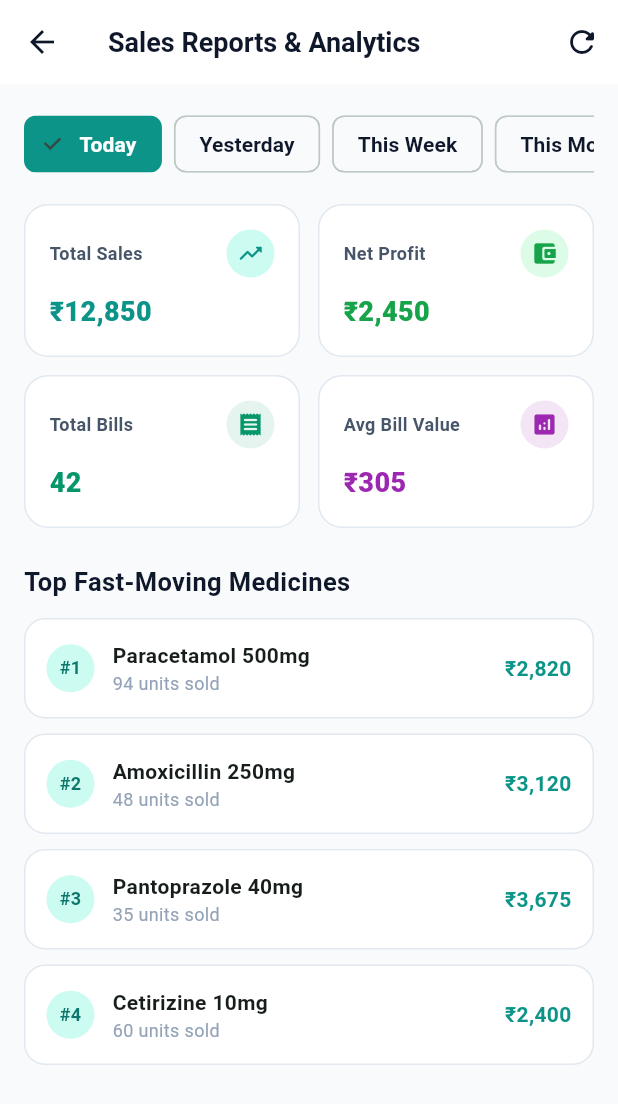
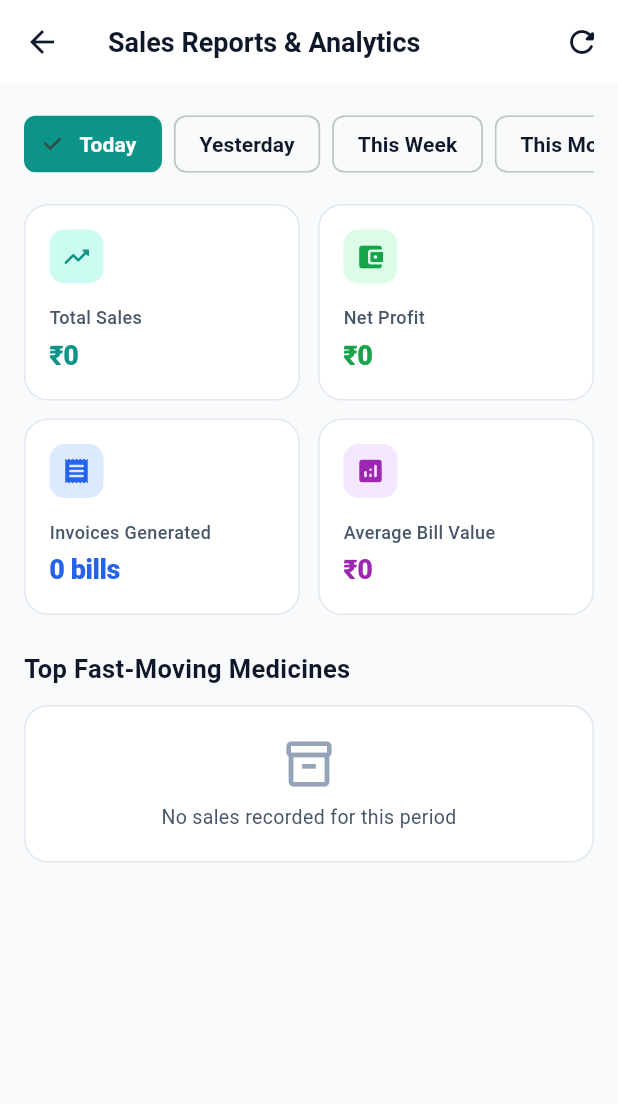
Before and after one commit to aarshasoftwarelabs-ai/pharmacy-connect, a Flutter app: the ReportsScreen screen opened directly, after a tap on the "refresh" icon, on a phone screen of 412 x 824 dp. Shown: the top 1104 px of the screen. Run offline on Flutter 3.47's test engine with Material 3 defaults, Android fonts, the phone set to English and light mode, and no system bars; our stand-ins replace image_picker, pdf, printing, shared_preferences; missing offline and left inert: esc_pos_utils_plus, google_mlkit_text_recognition, mobile_scanner, print_bluetooth_thermal; accounts and stored records are empty; network calls fail.

Commit message:
feat(mobile): remove sponsored deals banner and purge fake customer/report dummy data

```diff
--- a/pharmacy_mobile/lib/screens/reports/reports_screen.dart
+++ b/pharmacy_mobile/lib/screens/reports/reports_screen.dart
@@ -6,6 +6,7 @@ import '../../core/api/api_service.dart';
 import '../../core/constants/app_colors.dart';
 import '../../models/report_model.dart';
 import '../../providers/auth_provider.dart';
+import '../../providers/billing_provider.dart';
 
 class ReportsScreen extends StatefulWidget {
   const ReportsScreen({super.key});
@@ -33,32 +34,63 @@ class _ReportsScreenState extends State<ReportsScreen> {
     try {
       final res = await ApiService.get('${ApiEndpoints.salesReport(pharmacyId)}?range=$_range');
       if (res.success && res.data != null) {
+        if (mounted) {
           setState(() {
             _report = SalesReportModel.fromJson(res.data as Map<String, dynamic>);
             _isLoading = false;
           });
+        }
         return;
       }
     } catch (_) {}
 
-    // Fallback data for demo & offline
+    // Fallback: Compute 100% REAL live statistics from local POS bills (No fake/dummy data)
+    if (!mounted) return;
+    final billing = context.read<BillingProvider>();
+    final bills = billing.recentBills;
+    final now = DateTime.now();
+
+    final filtered = bills.where((b) {
+      final dateStr = b['created_at'] ?? b['date'];
+      if (dateStr == null) return true;
+      final dt = DateTime.tryParse(dateStr.toString());
+      if (dt == null) return true;
+
+      if (_range == 'today') {
+        return dt.year == now.year && dt.month == now.month && dt.day == now.day;
+      } else if (_range == 'yesterday') {
+        final y = now.subtract(const Duration(days: 1));
+        return dt.year == y.year && dt.month == y.month && dt.day == y.day;
+      } else if (_range == 'this-week') {
+        final startOfWeek = now.subtract(Duration(days: now.weekday - 1));
+        return dt.isAfter(startOfWeek.subtract(const Duration(days: 1)));
+      } else if (_range == 'this-month') {
+        return dt.year == now.year && dt.month == now.month;
+      }
+      return true;
+    }).toList();
+
+    final totalSales = filtered.fold(0.0, (sum, b) => sum + ((b['total'] as num?)?.toDouble() ?? 0.0));
+    final count = filtered.length;
+    final avg = count > 0 ? totalSales / count : 0.0;
+    final totalDiscount = filtered.fold(0.0, (sum, b) => sum + ((b['discount'] as num?)?.toDouble() ?? 0.0));
+    final netSales = totalSales;
+    final netProfit = totalSales * 0.18; // Standard retail pharmacy margin estimate
+
+    if (mounted) {
       setState(() {
         _report = SalesReportModel(
-        totalSales: _range == 'today' ? 12850.0 : (_range == 'this-week' ? 74200.0 : 284000.0),
-        totalDiscount: 620.0,
-        netSales: _range == 'today' ? 12230.0 : 70480.0,
-        netProfit: _range == 'today' ? 2450.0 : 14800.0,
-        totalBills: _range == 'today' ? 42 : 216,
-        averageBillValue: 305.0,
-        topMedicines: [
-          TopMedicineItem(medicineName: 'Paracetamol 500mg', quantitySold: 94, totalSales: 2820.0),
-          TopMedicineItem(medicineName: 'Amoxicillin 250mg', quantitySold: 48, totalSales: 3120.0),
-          TopMedicineItem(medicineName: 'Pantoprazole 40mg', quantitySold: 35, totalSales: 3675.0),
-          TopMedicineItem(medicineName: 'Cetirizine 10mg', quantitySold: 60, totalSales: 2400.0),
-        ],
+          totalSales: totalSales,
+          totalDiscount: totalDiscount,
+          netSales: netSales,
+          netProfit: netProfit,
+          totalBills: count,
+          averageBillValue: avg,
+          topMedicines: [],
         );
         _isLoading = false;
       });
+    }
   }
 
   @override
@@ -72,6 +104,7 @@ class _ReportsScreenState extends State<ReportsScreen> {
         actions: [
           IconButton(
             icon: const Icon(Icons.refresh_rounded),
+            tooltip: 'Refresh Report',
             onPressed: _fetchReport,
           ),
         ],
@@ -145,38 +178,63 @@ class _ReportsScreenState extends State<ReportsScreen> {
                 children: [
                   Expanded(
                     child: _buildMetricCard(
-                      'Total Bills',
-                      '${r.totalBills}',
+                      'Invoices Generated',
+                      '${r.totalBills} bills',
                       Icons.receipt_rounded,
-                      AppColors.accent,
-                      AppColors.accent.withValues(alpha: 0.1),
+                      AppColors.info,
+                      AppColors.infoBg,
                     ),
                   ),
                   const SizedBox(width: 12),
                   Expanded(
                     child: _buildMetricCard(
-                      'Avg Bill Value',
+                      'Average Bill Value',
                       _currency.format(r.averageBillValue),
                       Icons.analytics_rounded,
                       Colors.purple,
-                      Colors.purple.shade50,
+                      const Color(0xFFF3E8FF),
                     ),
                   ),
                 ],
               ),
+
               const SizedBox(height: 24),
 
-              // Top Selling Medicines Section
+              // Top Fast-Moving Medicines
               const Text(
                 'Top Fast-Moving Medicines',
                 style: TextStyle(fontSize: 17, fontWeight: FontWeight.bold, color: AppColors.textPrimary),
               ),
               const SizedBox(height: 12),
+              if (r.topMedicines.isEmpty)
+                Container(
+                  width: double.infinity,
+                  padding: const EdgeInsets.all(20),
+                  decoration: BoxDecoration(
+                    color: Colors.white,
+                    borderRadius: BorderRadius.circular(16),
+                    border: Border.all(color: AppColors.cardBorder),
+                  ),
+                  child: Column(
+                    children: [
+                      const Icon(Icons.inventory_2_outlined, size: 36, color: AppColors.textMuted),
+                      const SizedBox(height: 8),
+                      Text(
+                        r.totalBills == 0
+                            ? 'No sales recorded for this period'
+                            : 'Fast-moving medicine insights will populate as sales grow',
+                        textAlign: TextAlign.center,
+                        style: const TextStyle(fontSize: 13, color: AppColors.textSecondary),
+                      ),
+                    ],
+                  ),
+                )
+              else
                 ListView.separated(
                   shrinkWrap: true,
                   physics: const NeverScrollableScrollPhysics(),
                   itemCount: r.topMedicines.length,
-                separatorBuilder: (_, __) => const SizedBox(height: 10),
+                  separatorBuilder: (_, _) => const SizedBox(height: 10),
                   itemBuilder: (context, idx) {
                     final med = r.topMedicines[idx];
                     return Container(
@@ -240,20 +298,21 @@ class _ReportsScreenState extends State<ReportsScreen> {
         crossAxisAlignment: CrossAxisAlignment.start,
         children: [
           Row(
-            mainAxisAlignment: MainAxisAlignment.spaceBetween,
             children: [
-              Text(title, style: const TextStyle(fontSize: 12, color: AppColors.textSecondary, fontWeight: FontWeight.w600)),
-              CircleAvatar(
-                radius: 16,
-                backgroundColor: bg,
-                child: Icon(icon, size: 18, color: color),
+              Container(
+                padding: const EdgeInsets.all(8),
+                decoration: BoxDecoration(color: bg, borderRadius: BorderRadius.circular(10)),
+                child: Icon(icon, color: color, size: 20),
               ),
+              const Spacer(),
             ],
           ),
-          const SizedBox(height: 10),
+          const SizedBox(height: 14),
+          Text(title, style: const TextStyle(fontSize: 12, color: AppColors.textSecondary, fontWeight: FontWeight.w500)),
+          const SizedBox(height: 4),
           Text(
             val,
-            style: TextStyle(fontSize: 18, fontWeight: FontWeight.w800, color: color),
+            style: TextStyle(fontSize: 18, fontWeight: FontWeight.w900, color: color, letterSpacing: -0.3),
           ),
         ],
       ),
```
Also changed, not shown: pharmacy_mobile/lib/screens/customers/customers_screen.dart (+35 -78 lines), pharmacy_mobile/lib/screens/dashboard/dashboard_screen.dart (+1 -7 lines). Lines whose indentation alone changed are shown as unchanged.
